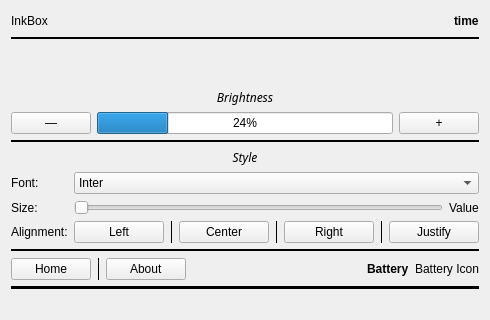
Old version of the form reader.ui in the repository Quill-OS/quill; both pictures show x 0 to 490 and y 0 to 320 of the 490 by 693 pixel window.
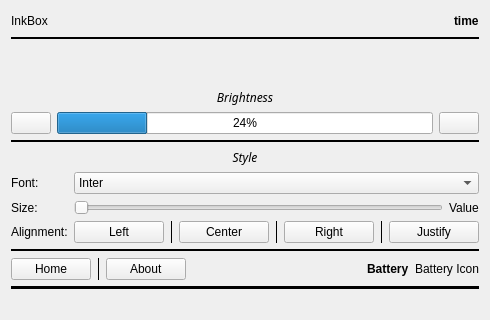
New version of the form.

Patch:
```diff
--- a/reader.ui
+++ b/reader.ui
@@ -196,14 +196,14 @@
                <item row="1" column="0">
                 <widget class="QPushButton" name="brightnessDecBtn">
                  <property name="text">
-                  <string>―</string>
+                  <string/>
                  </property>
                 </widget>
                </item>
                <item row="1" column="2">
                 <widget class="QPushButton" name="brightnessIncBtn">
                  <property name="text">
-                  <string> + </string>
+                  <string/>
                  </property>
                 </widget>
                </item>
```
Left out of the diff: 5 changed lines with no effect on the pictures.
